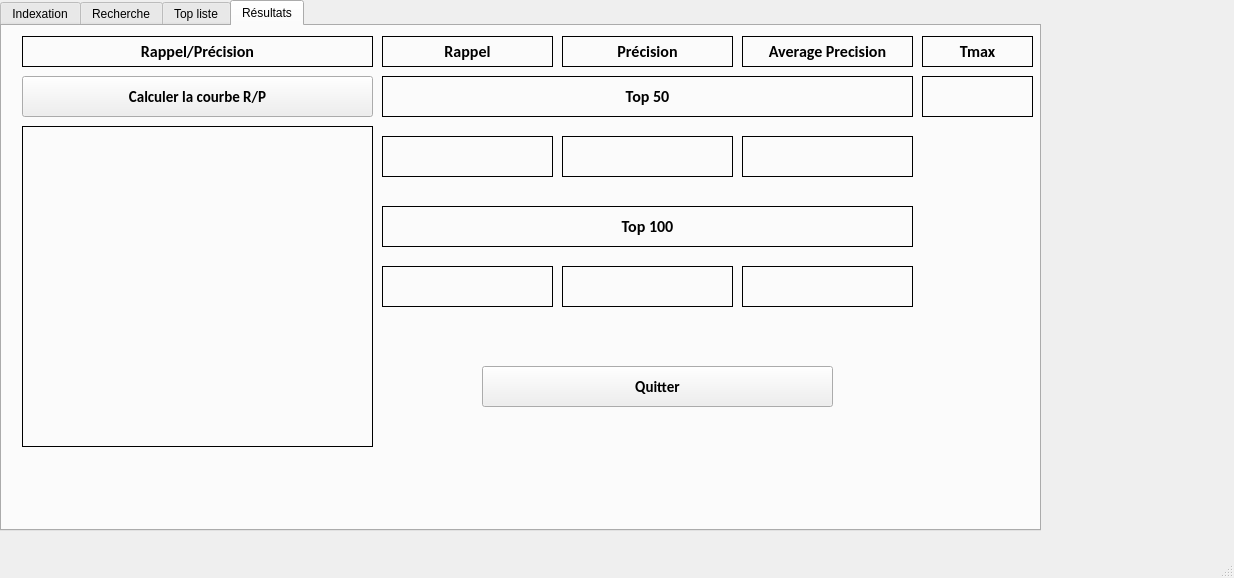
This is interface.ui in Riipou/MIR as Qt 5 draws it before an edit. The edited form follows.
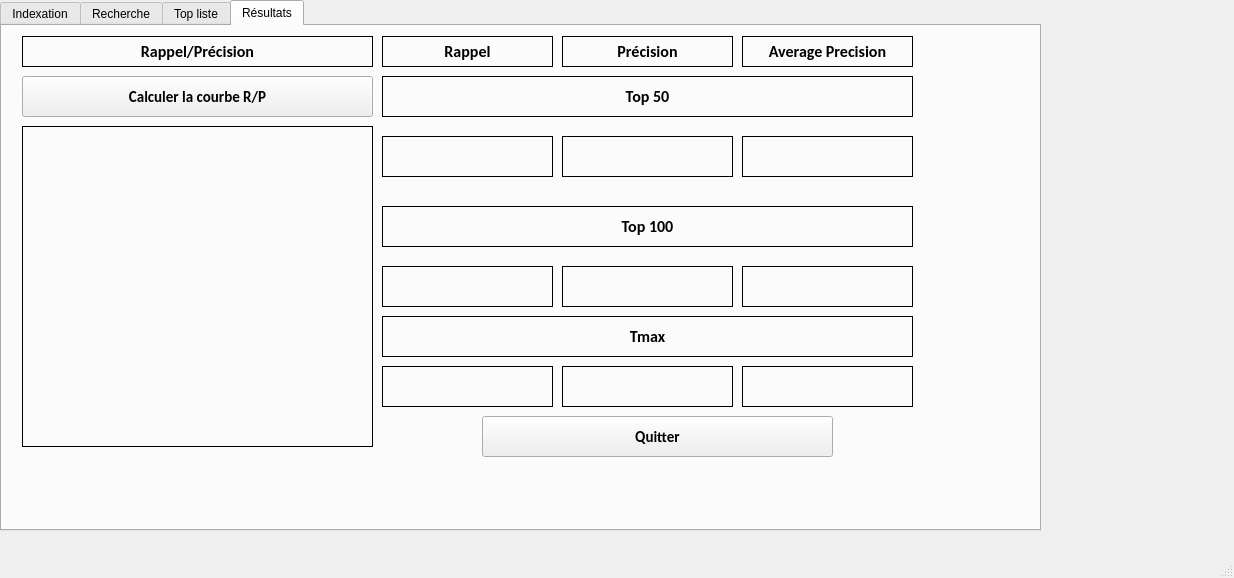
This is the edited form.

What changed in the file:
```diff
--- a/interface.ui
+++ b/interface.ui
@@ -934,7 +934,7 @@
       <property name="geometry">
        <rect>
         <x>480</x>
-        <y>340</y>
+        <y>390</y>
         <width>351</width>
         <height>41</height>
        </rect>
@@ -1278,10 +1278,10 @@
      <widget class="QLabel" name="label_19">
       <property name="geometry">
        <rect>
-        <x>920</x>
-        <y>10</y>
-        <width>111</width>
-        <height>31</height>
+        <x>380</x>
+        <y>290</y>
+        <width>531</width>
+        <height>41</height>
        </rect>
       </property>
       <property name="font">
@@ -1305,9 +1305,63 @@
      <widget class="QLabel" name="tmax_label">
       <property name="geometry">
        <rect>
-        <x>920</x>
-        <y>50</y>
-        <width>111</width>
+        <x>560</x>
+        <y>340</y>
+        <width>171</width>
+        <height>41</height>
+       </rect>
+      </property>
+      <property name="font">
+       <font>
+        <family>Calibri</family>
+        <pointsize>12</pointsize>
+        <weight>75</weight>
+        <bold>true</bold>
+       </font>
+      </property>
+      <property name="frameShape">
+       <enum>QFrame::Panel</enum>
+      </property>
+      <property name="text">
+       <string/>
+      </property>
+      <property name="alignment">
+       <set>Qt::AlignCenter</set>
+      </property>
+     </widget>
+     <widget class="QLabel" name="top_max_result_r">
+      <property name="geometry">
+       <rect>
+        <x>380</x>
+        <y>340</y>
+        <width>171</width>
+        <height>41</height>
+       </rect>
+      </property>
+      <property name="font">
+       <font>
+        <family>Calibri</family>
+        <pointsize>12</pointsize>
+        <weight>75</weight>
+        <bold>true</bold>
+       </font>
+      </property>
+      <property name="frameShape">
+       <enum>QFrame::Panel</enum>
+      </property>
+      <property name="text">
+       <string/>
+      </property>
+      <property name="alignment">
+       <set>Qt::AlignCenter</set>
+      </property>
+     </widget>
+     <widget class="QLabel" name="top_max_result_ap">
+      <property name="geometry">
+       <rect>
+        <x>740</x>
+        <y>340</y>
+        <width>171</width>
         <height>41</height>
        </rect>
       </property>
```
Left out of the diff: 2 changed lines with no effect on the pictures.
